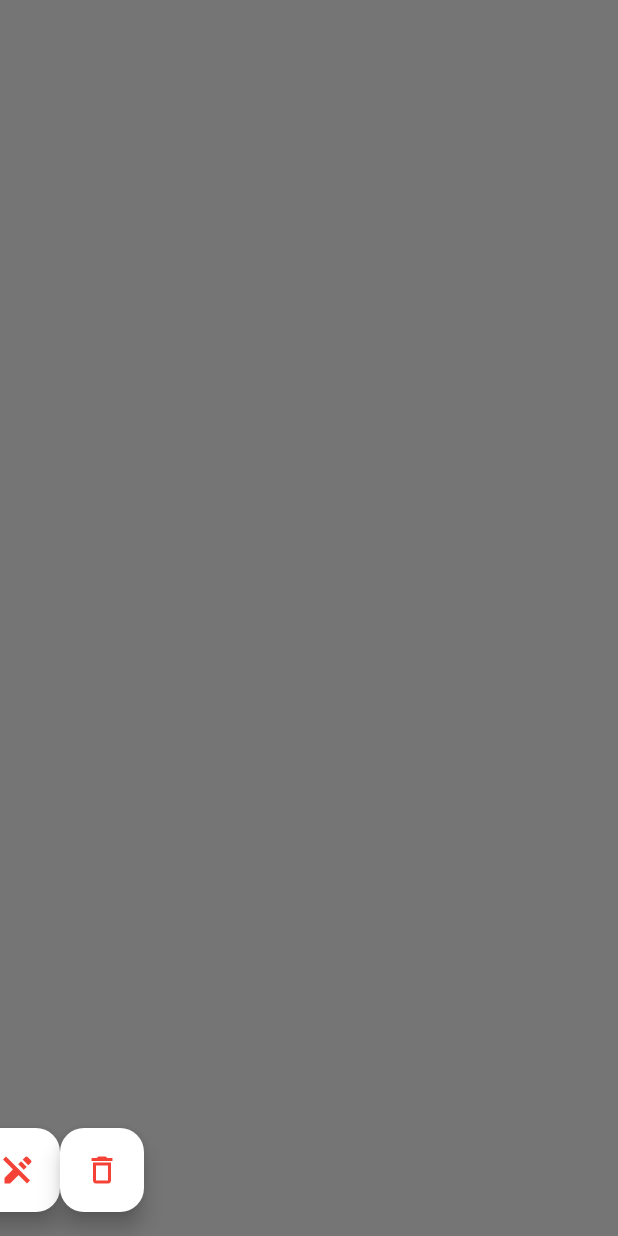
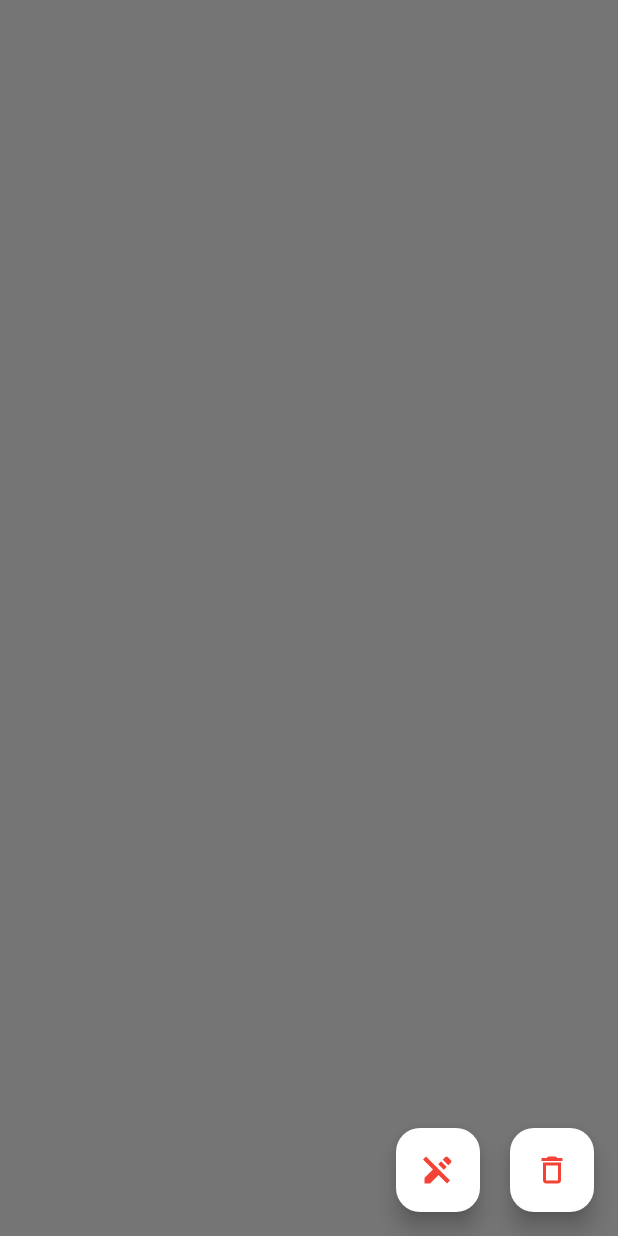
Before and after one commit to tejashbutani/lango_ha, a Flutter app: the screen it shows after launch, on a phone screen of 412 x 824 dp. Run offline on Flutter 3.47's test engine with Material 3 defaults, Android fonts, the phone set to English and light mode, and no system bars.

Commit message:
Refactor GestureDetector and FloatingActionButton layout in DrawingScreen for improved user interaction and code clarity.

```diff
--- a/lib/DrawingScreen2.dart
+++ b/lib/DrawingScreen2.dart
@@ -78,11 +78,10 @@ class _DrawingScreen2State extends State<DrawingScreen2> {
             ],
           ),
           floatingActionButton: Row(
+            mainAxisSize: MainAxisSize.min,
             children: [
-              Positioned(
-                bottom: 40,
-                right: 120,
-                child: FloatingActionButton(
+              const SizedBox(width: 20),
+              FloatingActionButton(
                 onPressed: () {
                   setState(() {
                     isPenEnabled = !isPenEnabled;
@@ -94,11 +93,8 @@ class _DrawingScreen2State extends State<DrawingScreen2> {
                   color: isPenEnabled ? Colors.red : Colors.red,
                 ),
               ),
-              ),
-              Positioned(
-                bottom: 40,
-                right: 40,
-                child: FloatingActionButton(
+              const SizedBox(width: 20),
+              FloatingActionButton(
                 onPressed: () {
                   setState(() {
                     strokes.clear();
@@ -108,7 +104,6 @@ class _DrawingScreen2State extends State<DrawingScreen2> {
                 child: const Icon(
                   Icons.delete_outline,
                   color: Colors.red,
-                  ),
                 ),
               ),
             ],
```
Lines whose indentation alone changed are shown as unchanged.
